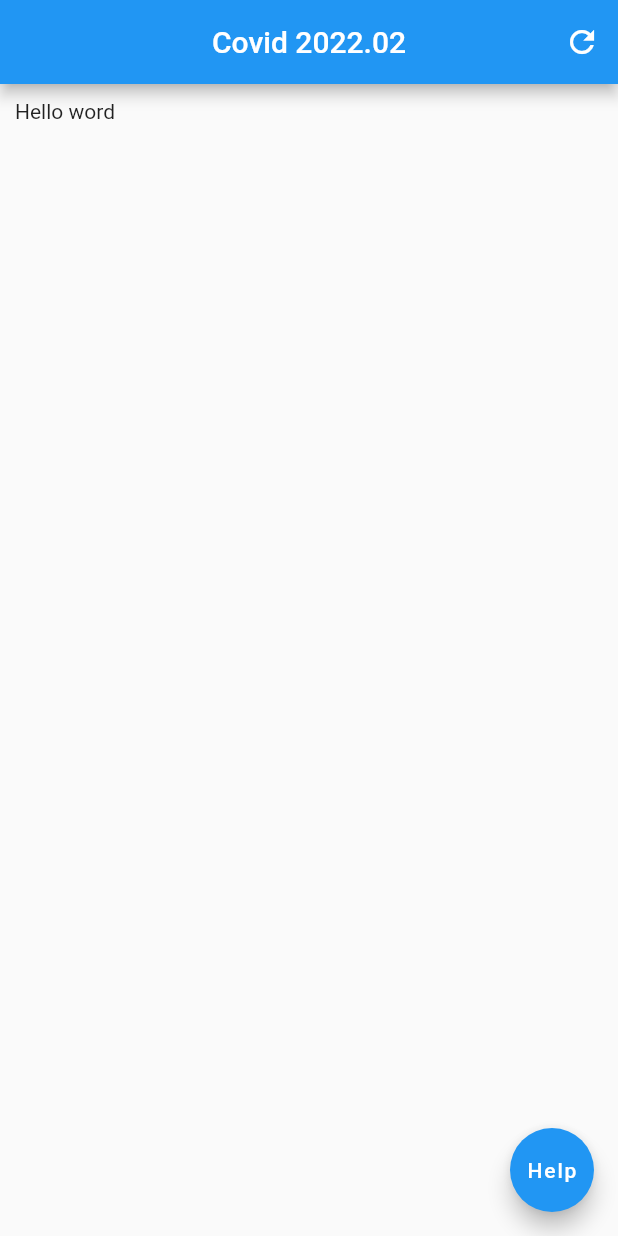
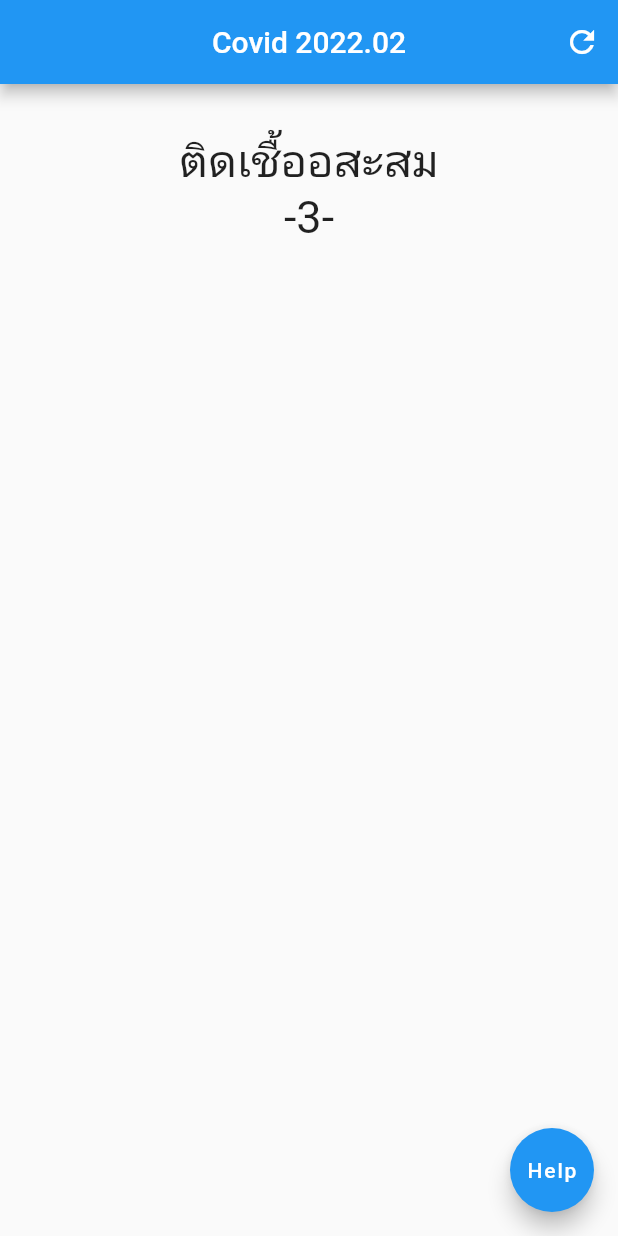
Before and after one commit to phaiotkanthawichit/covid, a Flutter app: the screen it shows after launch, on a phone screen of 412 x 824 dp. Run offline on Flutter 3.47's test engine with Material 2 defaults, Android fonts, the phone set to English and light mode, and no system bars.

Commit message:
5-08-2020

```diff
--- a/lib/main.dart
+++ b/lib/main.dart
@@ -11,6 +11,15 @@ class MainPage extends StatefulWidget {
 }
 
 class MainPageState extends State<MainPage> {
+  var confirmed = TextEditingController();
+
+  @override
+  void initState() {
+    // TODO: implement initState
+    super.initState();
+    confirmed.text = '-3-';
+  }
+
   @override
   Widget build(BuildContext context) {
     return Scaffold(
@@ -28,11 +37,24 @@ class MainPageState extends State<MainPage> {
                 )
           ],
         ),
-        body: Container(
-          padding: EdgeInsets.all(10),
-          child: Column(
-            children: <Widget>[Text("Hello word")],
+        body: ListView(
+          children: [
+            SizedBox(
+              height: 30,
             ),
+            Center(
+              child: Text(
+                'ติดเชื้ออสะสม',
+                style: TextStyle(fontSize: 30),
+              ),
+            ),
+            Center(
+              child: Text(
+                confirmed.text,
+                style: TextStyle(fontSize: 30),
+              ),
+            )
+          ],
         ),
         floatingActionButton: FloatingActionButton(
           child: Text('Help'),
@@ -40,7 +62,6 @@ class MainPageState extends State<MainPage> {
             print("Click Help");
           },
         ));
-  }
   }
 
 //https://covid19.ddc.moph.go.th/api/Cases/today-cases-all
@@ -51,6 +72,14 @@ Future _GetCovidData() async {
     var response = await http.get(Url);
     print('----------DATA -------');
     print(response.body);
+
+    var result = json.decode(response.body);
+    var v1 = result["new_case"];
+
+    setState(() {
+      confirmed.text = v1;
+    });
+  }
 }
 
 class App extends StatelessWidget {
--- a/pubspec.yaml
+++ b/pubspec.yaml
@@ -30,6 +30,7 @@ environment:
 dependencies:
   http: ^0.13.5
 
+  intl: ^0.17.0
   flutter:
     sdk: flutter
   flutter_launcher_icons: ^0.10.0
```
Also changed, not shown: pubspec.lock, 1 other file. Lines whose indentation alone changed are shown as unchanged.
